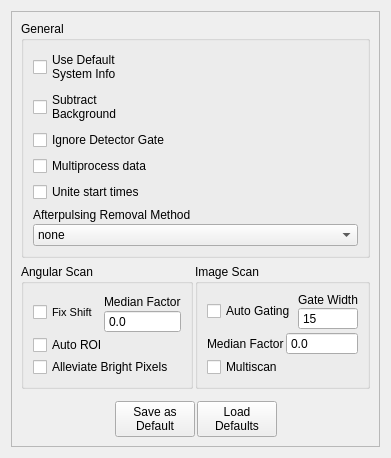
Th3Tr00p3r/gSTED-sFCS, file gui/optionswindow.ui: the form before one commit.
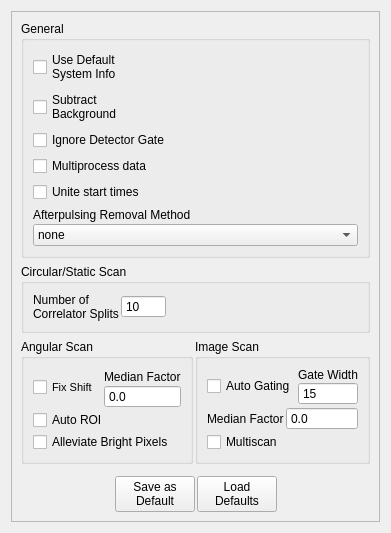
The form after the commit.

Commit message: changed a few defaults and added a GUI feature for manually setting the number of correlator splits in continuous scans (static/circular).

```diff
--- a/gui/optionswindow.ui
+++ b/gui/optionswindow.ui
@@ -7,7 +7,7 @@
     <x>0</x>
     <y>0</y>
     <width>362</width>
-    <height>424</height>
+    <height>491</height>
    </rect>
   </property>
   <property name="windowTitle">
@@ -120,6 +120,62 @@
         </layout>
        </widget>
       </item>
+      <item>
+       <widget class="QGroupBox" name="groupBox_5">
+        <property name="title">
+         <string>Circular/Static Scan</string>
+        </property>
+        <layout class="QVBoxLayout" name="verticalLayout_8">
+         <property name="spacing">
+          <number>2</number>
+         </property>
+         <item>
+          <layout class="QHBoxLayout" name="horizontalLayout_6">
+           <property name="spacing">
+            <number>2</number>
+           </property>
+           <item>
+            <widget class="QLabel" name="label_5">
+             <property name="text">
+              <string>Number of
+Correlator Splits</string>
+             </property>
+            </widget>
+           </item>
+           <item>
+            <widget class="QSpinBox" name="nCorrSplitsContScan">
+             <property name="buttonSymbols">
+              <enum>QAbstractSpinBox::NoButtons</enum>
+             </property>
+             <property name="minimum">
+              <number>1</number>
+             </property>
+             <property name="maximum">
+              <number>99999</number>
+             </property>
+             <property name="value">
+              <number>10</number>
+             </property>
+            </widget>
+           </item>
+           <item>
+            <spacer name="horizontalSpacer_3">
+             <property name="orientation">
+              <enum>Qt::Horizontal</enum>
+             </property>
+             <property name="sizeHint" stdset="0">
+              <size>
+               <width>40</width>
+               <height>20</height>
+              </size>
+             </property>
+            </spacer>
+           </item>
+          </layout>
+         </item>
+        </layout>
+       </widget>
+      </item>
       <item>
        <layout class="QHBoxLayout" name="horizontalLayout_5">
         <property name="spacing">
```
The commit also changes 5 other files.
